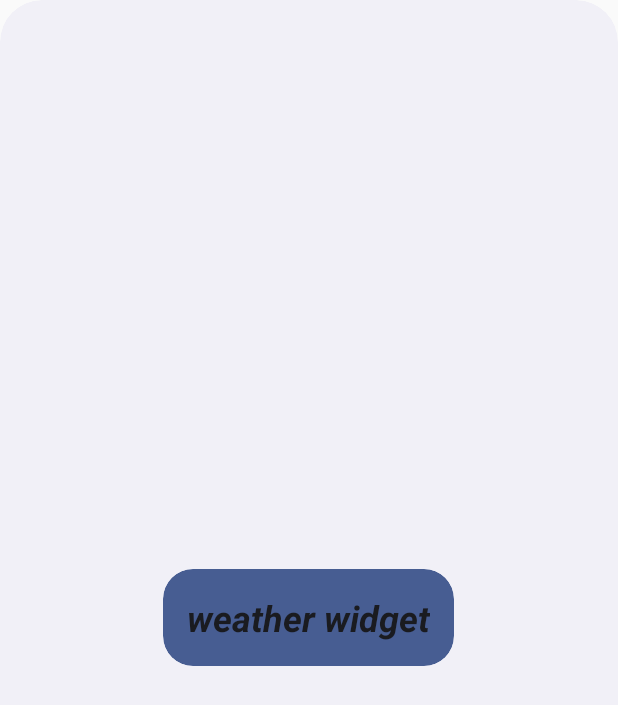
After one commit to saeed74/Atmospher, an Android app: the layout weather_app_widget.xml on its own in the app's theme, with its tools: preview values and no code run, on a phone screen of 412 x 824 dp. The commit adds this screen. Shown: the top 705 px of the screen. Run offline under Robolectric (Android 15) with nearby library versions, the phone set to English and light mode, and no system bars.

Commit message:
Initialize app widget

```diff
--- /dev/null
+++ b/app/src/main/res/drawable-v21/app_widget_background.xml
@@ -0,0 +1,10 @@
+<?xml version="1.0" encoding="utf-8"?><!--
+Background for widgets to make the rounded corners based on the
+appWidgetRadius attribute value
+-->
+<shape xmlns:android="http://schemas.android.com/apk/res/android"
+    android:shape="rectangle">
+
+    <corners android:radius="?attr/appWidgetRadius" />
+    <solid android:color="?android:attr/colorBackground" />
+</shape>
--- /dev/null
+++ b/app/src/main/res/drawable-v21/app_widget_inner_view_background.xml
@@ -0,0 +1,10 @@
+<?xml version="1.0" encoding="utf-8"?><!--
+Background for views inside widgets to make the rounded corners based on the
+appWidgetInnerRadius attribute value
+-->
+<shape xmlns:android="http://schemas.android.com/apk/res/android"
+    android:shape="rectangle">
+
+    <corners android:radius="?attr/appWidgetInnerRadius" />
+    <solid android:color="?android:attr/colorAccent" />
+</shape>
--- /dev/null
+++ b/app/src/main/res/layout/weather_app_widget.xml
@@ -0,0 +1,19 @@
+<RelativeLayout xmlns:android="http://schemas.android.com/apk/res/android"
+    style="@style/Widget.Atmospher.AppWidget.Container"
+    android:layout_width="match_parent"
+    android:layout_height="match_parent"
+    android:theme="@style/Theme.Atmosphere.AppWidgetContainer">
+
+    <TextView
+        android:id="@+id/appwidget_text"
+        style="@style/Widget.Atmospher.AppWidget.InnerView"
+        android:layout_width="wrap_content"
+        android:layout_height="wrap_content"
+        android:layout_centerHorizontal="true"
+        android:layout_centerVertical="true"
+        android:layout_margin="8dp"
+        android:contentDescription="@string/appwidget_text"
+        android:text="@string/appwidget_text"
+        android:textSize="24sp"
+        android:textStyle="bold|italic" />
+</RelativeLayout>
--- /dev/null
+++ b/app/src/main/res/values-night-v31/themes.xml
@@ -0,0 +1,10 @@
+<?xml version="1.0" encoding="utf-8"?>
+<resources>
+    <!--
+    Having themes.xml for night-v31 because of the priority order of the resource qualifiers.
+    -->
+    <style name="Theme.Atmosphere.AppWidgetContainerParent" parent="@android:style/Theme.DeviceDefault.DayNight">
+        <item name="appWidgetRadius">@android:dimen/system_app_widget_background_radius</item>
+        <item name="appWidgetInnerRadius">@android:dimen/system_app_widget_inner_radius</item>
+    </style>
+</resources>
--- /dev/null
+++ b/app/src/main/res/values-v21/styles.xml
@@ -0,0 +1,14 @@
+<resources>
+
+    <style name="Widget.Atmospher.AppWidget.Container" parent="android:Widget">
+        <item name="android:id">@android:id/background</item>
+        <item name="android:padding">?attr/appWidgetPadding</item>
+        <item name="android:background">@drawable/app_widget_background</item>
+    </style>
+
+    <style name="Widget.Atmospher.AppWidget.InnerView" parent="android:Widget">
+        <item name="android:padding">?attr/appWidgetPadding</item>
+        <item name="android:background">@drawable/app_widget_inner_view_background</item>
+        <item name="android:textColor">?android:attr/textColorPrimary</item>
+    </style>
+</resources>
--- /dev/null
+++ b/app/src/main/res/values-v31/styles.xml
@@ -0,0 +1,16 @@
+<resources>
+
+    <style name="Widget.Atmospher.AppWidget.Container" parent="android:Widget">
+        <item name="android:id">@android:id/background</item>
+        <item name="android:padding">?attr/appWidgetPadding</item>
+        <item name="android:background">@drawable/app_widget_background</item>
+        <item name="android:clipToOutline">true</item>
+    </style>
+
+    <style name="Widget.Atmospher.AppWidget.InnerView" parent="android:Widget">
+        <item name="android:padding">?attr/appWidgetPadding</item>
+        <item name="android:background">@drawable/app_widget_inner_view_background</item>
+        <item name="android:textColor">?android:attr/textColorPrimary</item>
+        <item name="android:clipToOutline">true</item>
+    </style>
+</resources>
--- /dev/null
+++ b/app/src/main/res/values-v31/themes.xml
@@ -0,0 +1,11 @@
+<?xml version="1.0" encoding="utf-8"?>
+<resources>
+    <!--
+    Having themes.xml for v31 variant because @android:dimen/system_app_widget_background_radius
+     and @android:dimen/system_app_widget_internal_padding requires API level 31
+    -->
+    <style name="Theme.Atmosphere.AppWidgetContainerParent" parent="@android:style/Theme.DeviceDefault.DayNight">
+        <item name="appWidgetRadius">@android:dimen/system_app_widget_background_radius</item>
+        <item name="appWidgetInnerRadius">@android:dimen/system_app_widget_inner_radius</item>
+    </style>
+</resources>
--- a/app/src/main/res/values/colors.xml
+++ b/app/src/main/res/values/colors.xml
@@ -12,4 +12,8 @@
     <color name="white">#FFFFFFFF</color>
     <color name="error">#D60734</color>
     <color name="success">#07C867</color>
+    <color name="light_blue_50">#FFE1F5FE</color>
+    <color name="light_blue_200">#FF81D4FA</color>
+    <color name="light_blue_600">#FF039BE5</color>
+    <color name="light_blue_900">#FF01579B</color>
 </resources>
--- a/app/src/main/res/values/strings.xml
+++ b/app/src/main/res/values/strings.xml
@@ -10,4 +10,7 @@
     <string name="no_internet_connection">No internet connection (offline mode)</string>
     <string name="back_online">Back online</string>
     <string name="please_check_internet_connection">Please check internet connection</string>
+    <string name="appwidget_text">weather widget</string>
+    <string name="add_widget">Add weather widget</string>
+    <string name="app_widget_description">Atmosphere weather app widget</string>
 </resources>
--- /dev/null
+++ b/app/src/main/res/values/styles.xml
@@ -0,0 +1,12 @@
+<resources>
+
+    <style name="Widget.Atmospher.AppWidget.Container" parent="android:Widget">
+        <item name="android:id">@android:id/background</item>
+        <item name="android:background">?android:attr/colorBackground</item>
+    </style>
+
+    <style name="Widget.Atmospher.AppWidget.InnerView" parent="android:Widget">
+        <item name="android:background">?android:attr/colorBackground</item>
+        <item name="android:textColor">?android:attr/textColorPrimary</item>
+    </style>
+</resources>
--- a/app/src/main/res/values/themes.xml
+++ b/app/src/main/res/values/themes.xml
@@ -13,4 +13,19 @@
         <item name="android:statusBarColor" tools:targetApi="l">?attr/colorPrimary</item>
         <!-- Customize your theme here. -->
     </style>
+
+    <style name="Theme.Atmosphere.AppWidgetContainerParent" parent="@android:style/Theme.DeviceDefault">
+        <!-- Radius of the outer bound of widgets to make the rounded corners -->
+        <item name="appWidgetRadius">16dp</item>
+        <!--
+        Radius of the inner view's bound of widgets to make the rounded corners.
+        It needs to be 8dp or less than the value of appWidgetRadius
+        -->
+        <item name="appWidgetInnerRadius">8dp</item>
+    </style>
+
+    <style name="Theme.Atmosphere.AppWidgetContainer" parent="Theme.Atmosphere.AppWidgetContainerParent">
+        <!-- Apply padding to avoid the content of the widget colliding with the rounded corners -->
+        <item name="appWidgetPadding">16dp</item>
+    </style>
 </resources>
```
Also changed, not shown: app/src/main/AndroidManifest.xml (+14 -1 lines), app/src/main/java/com/arianmanesh/atmospher/WeatherAppWidget.kt (added, +44 -0 lines), app/src/main/res/values/attrs.xml (added, +7 -0 lines), app/src/main/res/values/dimens.xml (added, +10 -0 lines), app/src/main/res/xml/weather_app_widget_info.xml (added, +14 -0 lines), app/src/main/res/drawable-nodpi/atmosphere_widget_preview.png (added).
